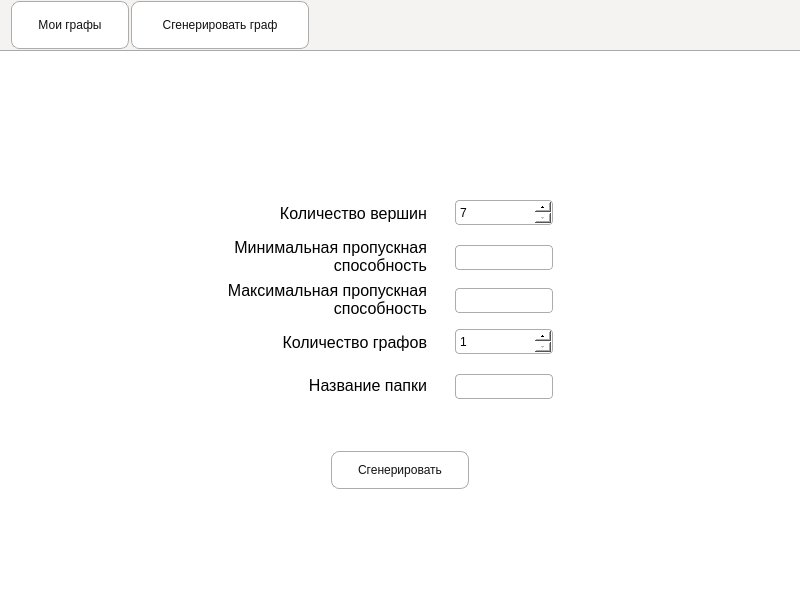
First picture: the form in ui/base_ui/mainWindow.ui, repository Ya-Varvara/Graph_generation, before the edit.
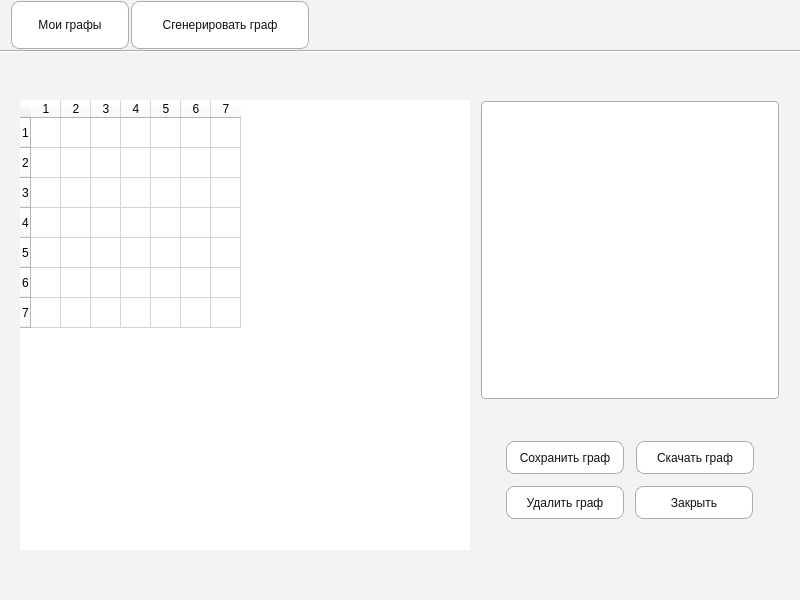
Second picture: the form after the edit.

Patch:
```diff
--- a/ui/base_ui/mainWindow.ui
+++ b/ui/base_ui/mainWindow.ui
@@ -833,9 +833,9 @@
    <widget class="QPushButton" name="close_graph_frame_btn">
     <property name="geometry">
      <rect>
-      <x>505</x>
+      <x>634</x>
       <y>435</y>
-      <width>250</width>
+      <width>120</width>
       <height>35</height>
      </rect>
     </property>
@@ -918,6 +918,31 @@
      <enum>Qt::Horizontal</enum>
     </property>
    </widget>
+   <widget class="QPushButton" name="delete_graph_btn">
+    <property name="geometry">
+     <rect>
+      <x>505</x>
+      <y>435</y>
+      <width>120</width>
+      <height>35</height>
+     </rect>
+    </property>
+    <property name="minimumSize">
+     <size>
+      <width>0</width>
+      <height>0</height>
+     </size>
+    </property>
+    <property name="maximumSize">
+     <size>
+      <width>300</width>
+      <height>50</height>
+     </size>
+    </property>
+    <property name="text">
+     <string>Удалить граф</string>
+    </property>
+   </widget>
   </widget>
   <widget class="QWidget" name="my_graphs_widget" native="true">
    <property name="geometry">
@@ -1142,13 +1167,29 @@
      <string>&lt;-</string>
     </property>
    </widget>
+   <widget class="QPushButton" name="delete_folder_btn">
+    <property name="geometry">
+     <rect>
+      <x>450</x>
+      <y>30</y>
+      <width>140</width>
+      <height>40</height>
+     </rect>
+    </property>
+    <property name="styleSheet">
+     <string notr="true"/>
+    </property>
+    <property name="text">
+     <string>Удалить папку</string>
+    </property>
+   </widget>
   </widget>
   <zorder>my_folders_btn</zorder>
   <zorder>generation_btn</zorder>
   <zorder>my_folders_widget</zorder>
-  <zorder>graph_widget</zorder>
-  <zorder>my_graphs_widget</zorder>
   <zorder>generation_widget</zorder>
+  <zorder>my_graphs_widget</zorder>
+  <zorder>graph_widget</zorder>
  </widget>
  <resources/>
  <connections/>
```
